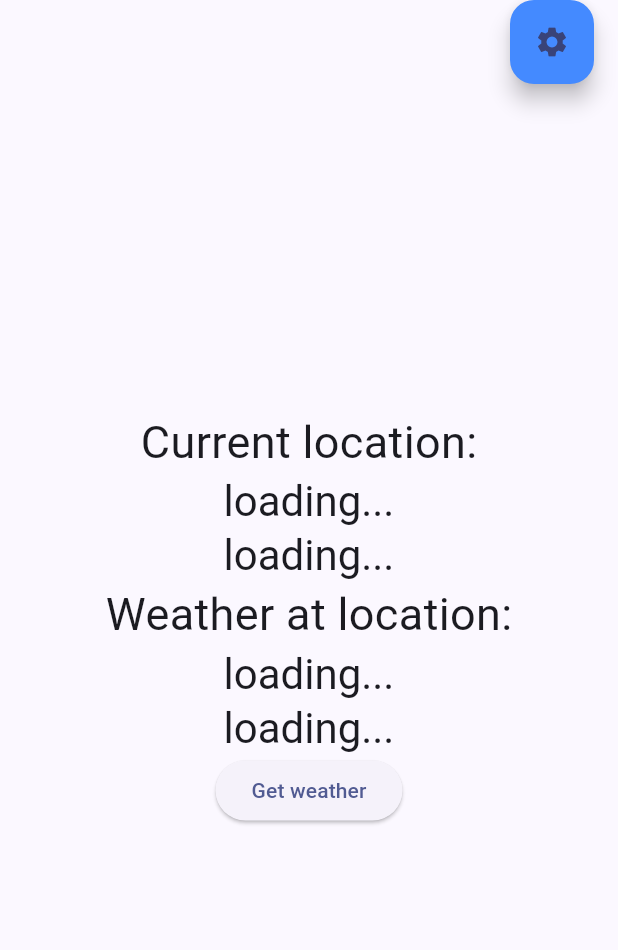
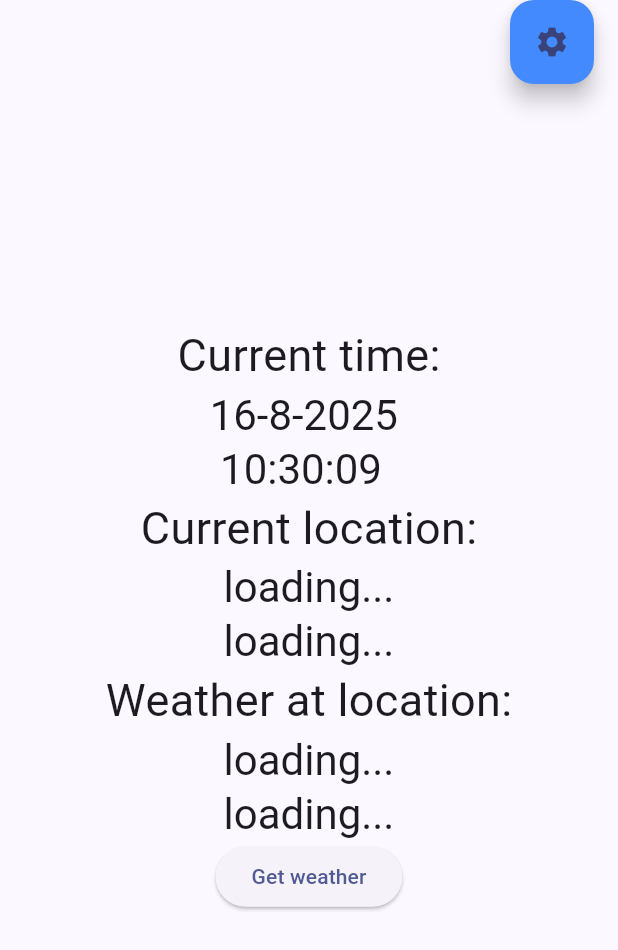
Before and after one commit to exodusgd/flweather, a Flutter app: the screen it shows after launch, after a tap on "Get weather", on a phone screen of 412 x 824 dp. Shown: the top 950 px of the screen. Run offline on Flutter 3.47's test engine with Material 3 defaults, Android fonts, the phone set to English and light mode, and no system bars; our stand-ins replace geocoding, location, shared_preferences.

Commit message:
Date and time
- Added intl package to the project
- Added a clock to the main page of the app that displays current date and time and updates every second

```diff
--- a/lib/main.dart
+++ b/lib/main.dart
@@ -1,15 +1,19 @@
+// Dart imports
+import 'dart:async';
+
 // Flutter imports
 import 'package:flutter/material.dart';
 
 // Package imports
 import 'package:shared_preferences/shared_preferences.dart';
+import 'package:intl/intl.dart';
 
 // Project imports
-import 'package:flweather/services/location_service.dart';
-import 'package:flweather/services/weather_service.dart';
+import 'services/location_service.dart';
+import 'services/weather_service.dart';
+import 'settings_page.dart';
 import 'models/weather_model.dart';
 import 'models/location_model.dart';
-import 'package:flweather/settings_page.dart';
 import 'enums/shared_prefs_keys.dart';
 import 'enums/temperature_units.dart';
 
@@ -67,11 +71,18 @@ class _MainPageState extends State<MainPage> {
   // Temperature units
   final TemperatureUnitsUtilities _tempUnitsUtils = TemperatureUnitsUtilities();
 
+  // Clock
+  late String _currentTime;
+  late Timer _clockTimer;
+
+  // Runs before the page is built
   @override
   void initState() {
     super.initState();
-    // Initializes shared preferences before the page is built
+    // Initializes shared preferences
     _initSharedPreferences();
+    // Starts the timer updating current time
+    _startClock();
   }
 
   void _initSharedPreferences() async {
@@ -143,6 +154,30 @@ class _MainPageState extends State<MainPage> {
     });
   }
 
+  void _startClock() {
+    _updateClock();
+    _clockTimer = Timer.periodic(
+      Duration(seconds: 1),
+      (timer) => _updateClock(),
+    );
+  }
+
+  void _updateClock() {
+    DateTime time = DateTime.now();
+    String formattedDate = DateFormat('d-M-y \n kk:mm:ss').format(time);
+    setState(() {
+      _currentTime = formattedDate;
+    });
+  }
+
+  @override
+  void dispose() {
+    // Cancel the clock timer
+    _clockTimer.cancel();
+    super.dispose();
+  }
+
+  // --------------------------------- BUILD ---------------------------------
   @override
   Widget build(BuildContext context) {
     // This method is rerun every time setState is called, for instance as done
@@ -152,6 +187,11 @@ class _MainPageState extends State<MainPage> {
         child: Column(
           mainAxisAlignment: MainAxisAlignment.center,
           children: <Widget>[
+            const Text("Current time:", style: TextStyle(fontSize: 30)),
+            Text(
+              _currentTime,
+              style: Theme.of(context).textTheme.headlineMedium,
+            ),
             const Text("Current location:", style: TextStyle(fontSize: 30)),
             Text(
               _locationCoords,
--- a/pubspec.yaml
+++ b/pubspec.yaml
@@ -15,6 +15,7 @@ dependencies:
   geocoding: ^4.0.0
   http: ^1.5.0
   shared_preferences: ^2.5.3
+  intl: ^0.20.2
 
 dev_dependencies:
   flutter_test:
```
Also changed, not shown: pubspec.lock.
